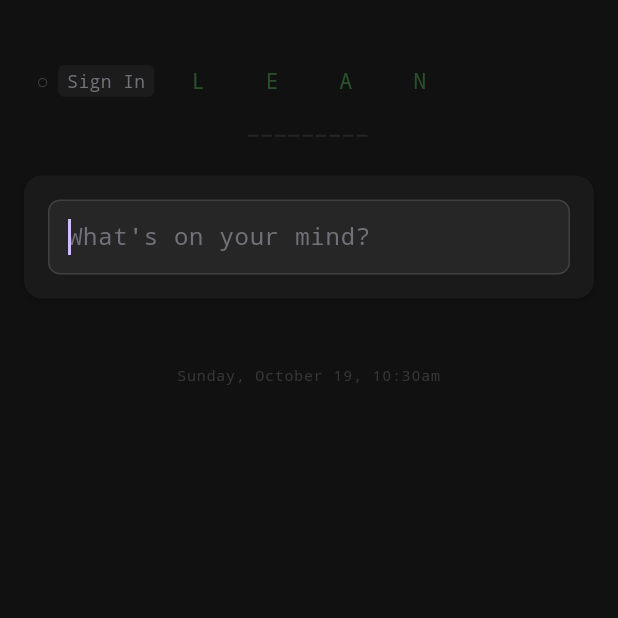
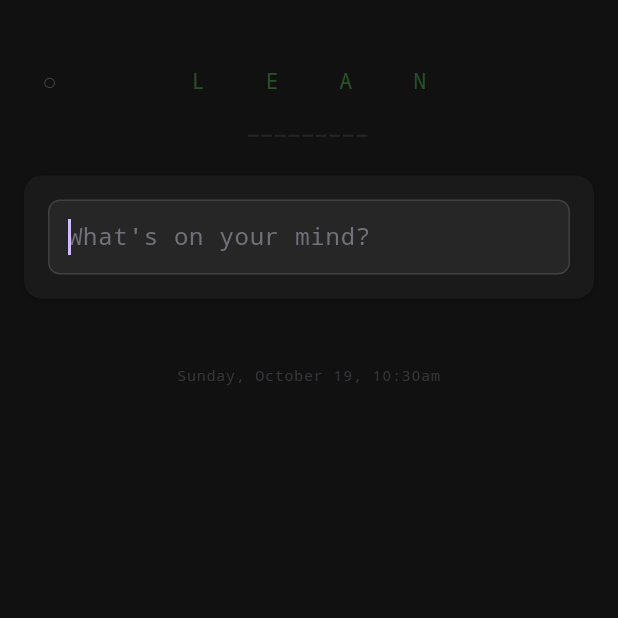
Before and after one commit to spiffler33/lean-flutter, a Flutter app: the screen it shows after launch, on a phone screen of 412 x 824 dp, the top half of it. Run offline on Flutter 3.47's test engine with Material 3 defaults, Android fonts, the phone set to English and light mode, and no system bars; our stand-ins replace shared_preferences, sqflite, supabase_flutter; accounts and stored records are empty.

Commit message:
Simplify auth indicator to minimal dot only
Remove username text label from header, keeping only the status dot:
- Green filled dot (●) when authenticated
- Gray hollow dot (○) when signed out
- Clicking dot shows full sign-in dialog with email
- Cleaner, more minimal header design

🤖 Generated with [Claude Code](https://claude.com/claude-code)

Co-Authored-By: Claude <noreply@anthropic.com>

```diff
--- a/lean_flutter/lib/screens/home_screen.dart
+++ b/lean_flutter/lib/screens/home_screen.dart
@@ -266,42 +266,17 @@ class _HomeScreenState extends State<HomeScreen> {
                                     borderRadius: BorderRadius.circular(8),
                                     child: Padding(
                                       padding: const EdgeInsets.symmetric(
-                                        horizontal: 8,
+                                        horizontal: 12,
                                         vertical: 12,
                                       ),
-                                      child: Row(
-                                        mainAxisSize: MainAxisSize.min,
-                                        children: [
-                                          Text(
+                                      child: Text(
                                         authProvider.isAuthenticated ? '●' : '○',
                                         style: TextStyle(
-                                              fontSize: 14,
+                                          fontSize: 16,
                                           color: authProvider.isAuthenticated
                                               ? colors.accent
                                               : colors.textSecondary.withOpacity(0.5),
                                         ),
-                                          ),
-                                          const SizedBox(width: 6),
-                                          Container(
-                                            padding: const EdgeInsets.symmetric(
-                                              horizontal: 6,
-                                              vertical: 2,
-                                            ),
-                                            decoration: BoxDecoration(
-                                              borderRadius: BorderRadius.circular(4),
-                                              color: colors.inputBackground.withOpacity(0.5),
-                                            ),
-                                            child: Text(
-                                              authProvider.isAuthenticated
-                                                  ? (authProvider.user?.email?.split('@')[0] ?? 'Account')
-                                                  : 'Sign In',
-                                              style: TextStyle(
-                                                fontSize: 12,
-                                                color: colors.textSecondary,
-                                              ),
-                                            ),
-                                          ),
-                                        ],
                                       ),
                                     ),
                                   );
```
Lines whose indentation alone changed are shown as unchanged.
